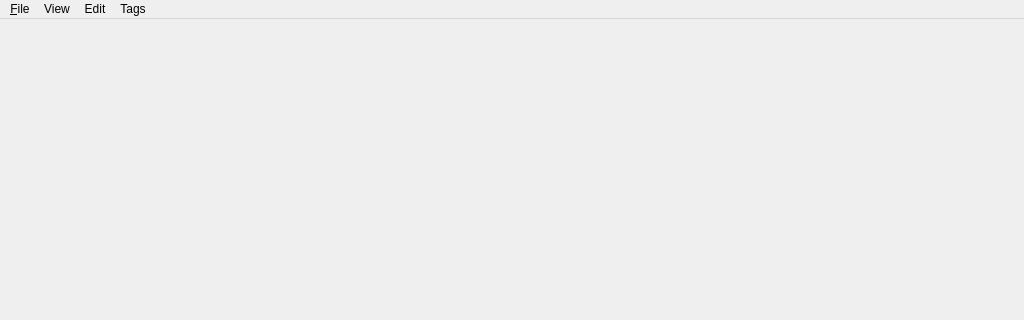
Old version of the form mainwindow.ui in the repository g7uvw/QTomView; both pictures show x 0 to 1024 and y 0 to 320 of the 1024 by 768 pixel window.
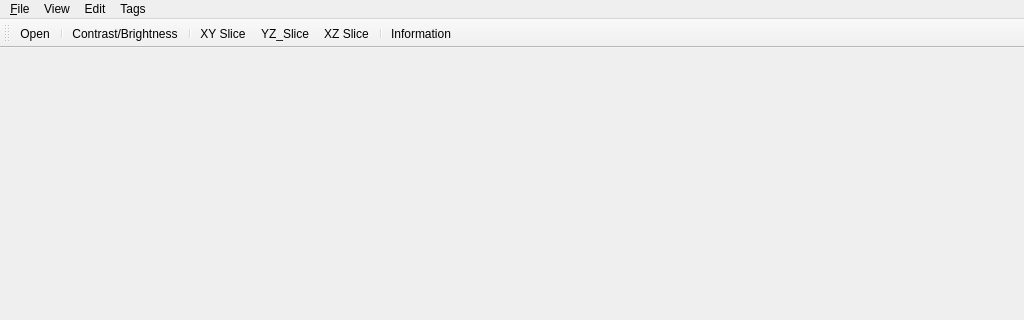
New version of the form. Icons and pictures are not drawn.

Patch:
```diff
--- a/mainwindow.ui
+++ b/mainwindow.ui
@@ -94,6 +94,26 @@
    <addaction name="menuTags"/>
   </widget>
   <widget class="QStatusBar" name="statusBar"/>
+  <widget class="QToolBar" name="toolBar">
+   <property name="windowTitle">
+    <string>toolBar</string>
+   </property>
+   <attribute name="toolBarArea">
+    <enum>TopToolBarArea</enum>
+   </attribute>
+   <attribute name="toolBarBreak">
+    <bool>false</bool>
+   </attribute>
+   <addaction name="actionOpen"/>
+   <addaction name="separator"/>
+   <addaction name="actionConstrast"/>
+   <addaction name="separator"/>
+   <addaction name="actionXY_Slice"/>
+   <addaction name="actionYZ_Slice"/>
+   <addaction name="actionXZ_Slice"/>
+   <addaction name="separator"/>
+   <addaction name="actionInformation"/>
+  </widget>
   <action name="actionOpen">
    <property name="text">
     <string>Open</string>
@@ -141,7 +161,7 @@
   </action>
   <action name="actionConstrast">
    <property name="text">
-    <string>1</string>
+    <string>Contrast/Brightness</string>
    </property>
   </action>
   <action name="action2">
@@ -244,6 +264,33 @@
     <string>300%</string>
    </property>
   </action>
+  <action name="actionXY_Slice">
+   <property name="icon">
+    <iconset resource="qtomviewresources.qrc">
+     <normaloff>:/Icons/icons/XY.ico</normaloff>:/Icons/icons/XY.ico</iconset>
+   </property>
+   <property name="text">
+    <string>XY Slice</string>
+   </property>
+  </action>
+  <action name="actionYZ_Slice">
+   <property name="icon">
+    <iconset resource="qtomviewresources.qrc">
+     <normaloff>:/Icons/icons/YZ.ico</normaloff>:/Icons/icons/YZ.ico</iconset>
+   </property>
+   <property name="text">
+    <string>YZ_Slice</string>
+   </property>
+  </action>
+  <action name="actionXZ_Slice">
+   <property name="icon">
+    <iconset resource="qtomviewresources.qrc">
+     <normaloff>:/Icons/icons/XZ.ico</normaloff>:/Icons/icons/XZ.ico</iconset>
+   </property>
+   <property name="text">
+    <string>XZ Slice</string>
+   </property>
+  </action>
  </widget>
  <layoutdefault spacing="6" margin="11"/>
  <resources/>
```
Left out of the diff: 16 changed lines with no effect on the pictures.
